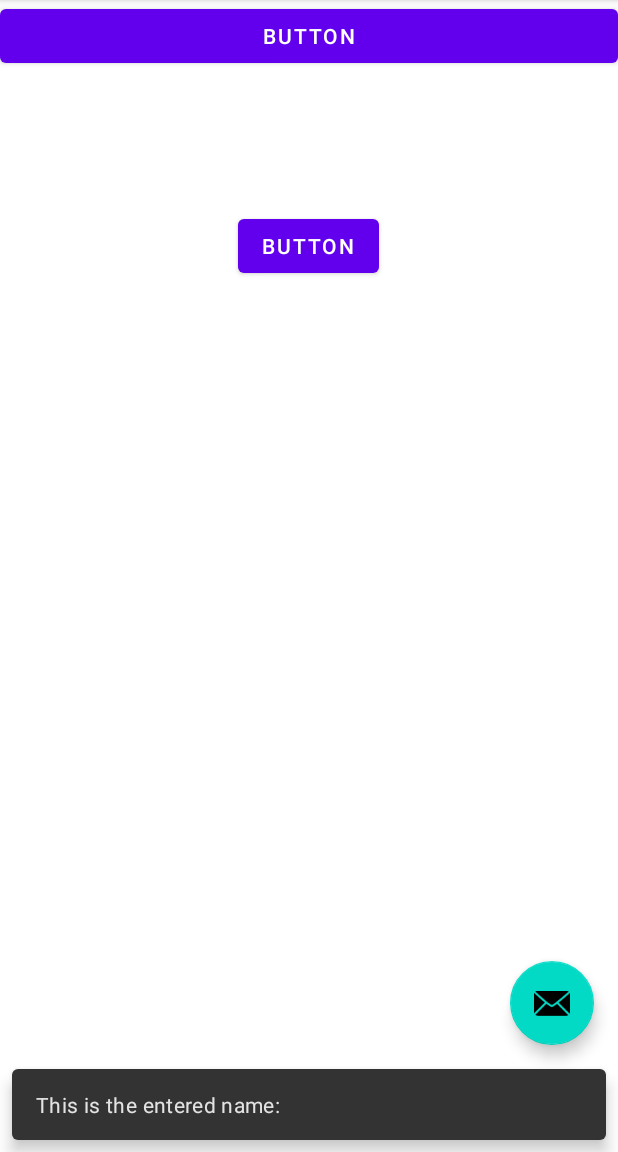
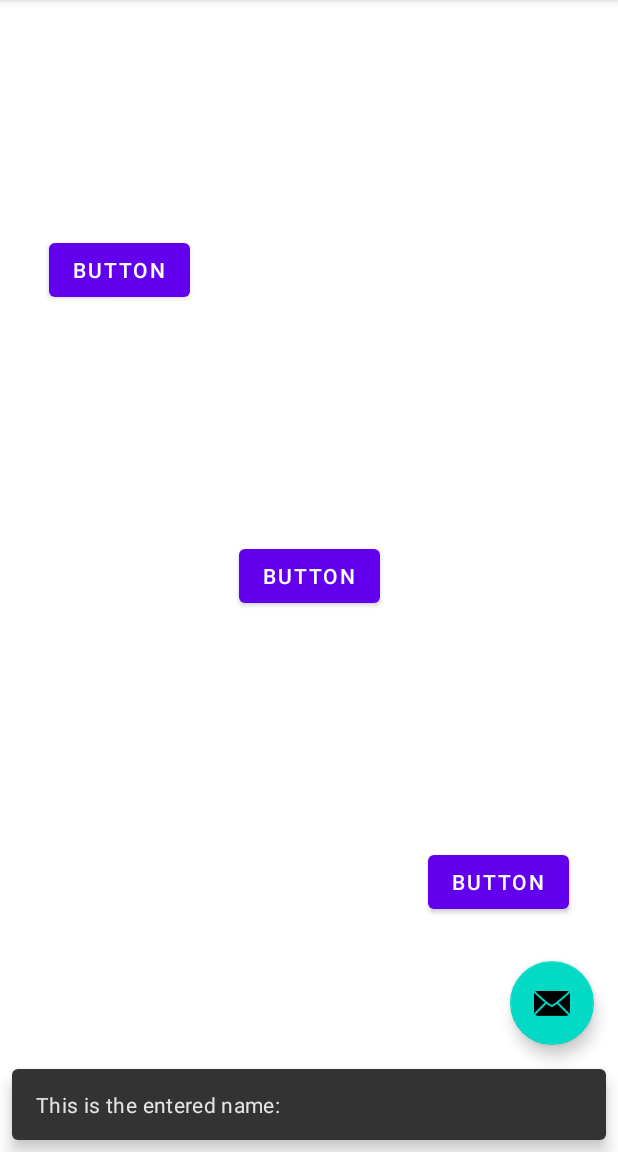
Before and after one commit to nasif-jaoadun/BasicUiLearning, an Android app: the screen it shows after launch (MainActivity), after a tap on an icon or button, on a phone screen of 412 x 824 dp, the part 84-1236 px from its top. Run offline under Robolectric (Android 15) with nearby library versions, the phone set to English and light mode, and no system bars; our stand-ins replace navigation-ui.

Commit message:
Position views with linear layout: Constraint layout, use of align, horizontal and vertical chain

```diff
--- a/app/src/main/res/layout/content_main.xml
+++ b/app/src/main/res/layout/content_main.xml
@@ -1,14 +1,12 @@
 <?xml version="1.0" encoding="utf-8"?>
-<androidx.constraintlayout.widget.ConstraintLayout
-    xmlns:android="http://schemas.android.com/apk/res/android"
+<androidx.constraintlayout.widget.ConstraintLayout xmlns:android="http://schemas.android.com/apk/res/android"
     xmlns:app="http://schemas.android.com/apk/res-auto"
+    xmlns:tools="http://schemas.android.com/tools"
     android:layout_width="match_parent"
     android:layout_height="match_parent"
-    xmlns:tools="http://schemas.android.com/tools"
-    tools:showIn="@layout/activity_main"
+    app:layout_behavior="@string/appbar_scrolling_view_behavior"
     tools:context=".MainActivity"
-    app:layout_behavior="@string/appbar_scrolling_view_behavior">
-
+    tools:showIn="@layout/activity_main">
 
 
     <!--<fragment
@@ -22,23 +20,37 @@
         app:layout_constraintStart_toStartOf="parent"
         app:layout_constraintTop_toTopOf="parent"/>-->
 
+
+    <Button
+        android:id="@+id/button"
+        android:layout_width="wrap_content"
+        android:layout_height="wrap_content"
+        android:text="Button"
+        app:layout_constraintBottom_toTopOf="@+id/button2"
+        app:layout_constraintEnd_toStartOf="@+id/button2"
+        app:layout_constraintHorizontal_bias="0.5"
+        app:layout_constraintStart_toStartOf="parent"
+        app:layout_constraintTop_toTopOf="parent" />
+
     <Button
         android:id="@+id/button2"
-        android:layout_width="0dp"
+        android:layout_width="wrap_content"
         android:layout_height="wrap_content"
         android:text="Button"
-        app:layout_constraintEnd_toEndOf="parent"
-        app:layout_constraintStart_toStartOf="parent"
-        app:layout_constraintTop_toTopOf="parent" />
+        app:layout_constraintBottom_toTopOf="@+id/button3"
+        app:layout_constraintEnd_toStartOf="@+id/button3"
+        app:layout_constraintHorizontal_bias="0.5"
+        app:layout_constraintStart_toEndOf="@+id/button"
+        app:layout_constraintTop_toBottomOf="@+id/button" />
 
     <Button
         android:id="@+id/button3"
         android:layout_width="wrap_content"
         android:layout_height="wrap_content"
-        android:layout_marginTop="92dp"
         android:text="Button"
+        app:layout_constraintBottom_toBottomOf="parent"
         app:layout_constraintEnd_toEndOf="parent"
-        app:layout_constraintHorizontal_bias="0.498"
-        app:layout_constraintStart_toStartOf="parent"
+        app:layout_constraintHorizontal_bias="0.5"
+        app:layout_constraintStart_toEndOf="@+id/button2"
         app:layout_constraintTop_toBottomOf="@+id/button2" />
 </androidx.constraintlayout.widget.ConstraintLayout>
```
